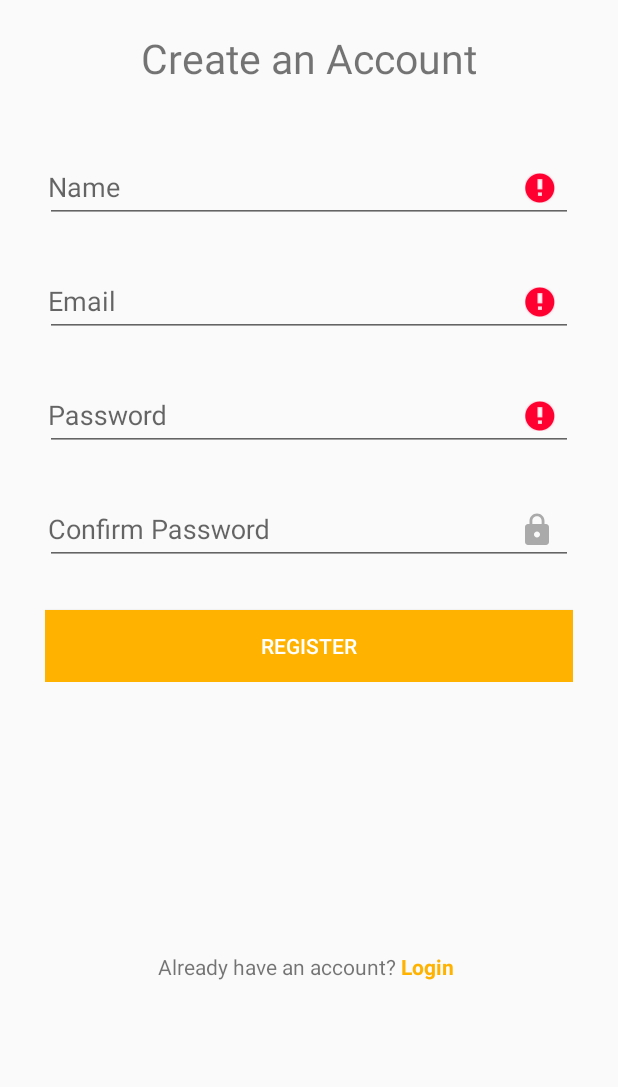
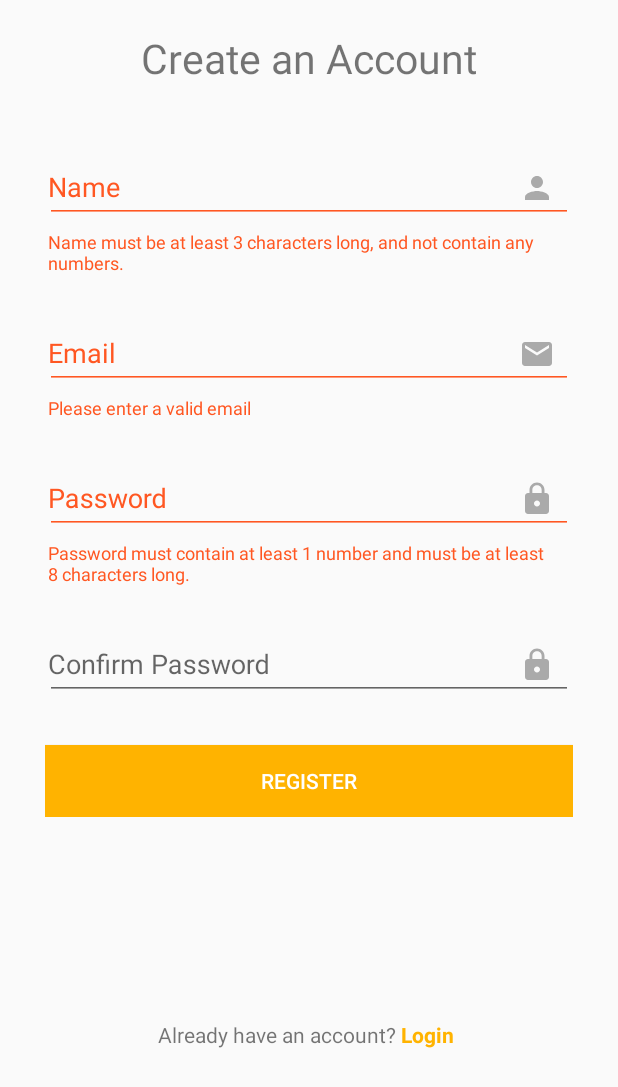
Before and after one commit to rhys3010/taxe, an Android app: the fragment RegisterFragment placed in its activity, after a tap on "REGISTER", on a phone screen of 412 x 824 dp. Shown: the top 1087 px of the screen. Run offline under Robolectric (Android 15) with nearby library versions, the phone set to English and light mode, and no system bars; libraries missing offline, so code that uses them is left out: retrofit2.adapter.rxjava, rx.android.schedulers, rx.schedulers, rx.subscriptions; 3 statements that could not run were skipped.

```diff
--- a/app/src/main/java/xyz/rhysevans/taxe/ui/authentication/RegisterFragment.java
+++ b/app/src/main/java/xyz/rhysevans/taxe/ui/authentication/RegisterFragment.java
@@ -5,6 +5,7 @@ import android.content.res.Configuration;
 import android.os.Bundle;
 import android.support.design.widget.Snackbar;
 import android.support.design.widget.TextInputEditText;
+import android.support.design.widget.TextInputLayout;
 import android.support.v4.app.Fragment;
 import android.support.v4.app.FragmentTransaction;
 import android.view.LayoutInflater;
@@ -43,55 +44,22 @@ public class RegisterFragment extends Fragment {
      */
     public static final String TAG = RegisterFragment.class.getSimpleName();
 
-    /**
-     * The EditText element for name
-     */
+
     private TextInputEditText nameInput;
-
-    /**
-     * The EditText element for email
-     */
     private TextInputEditText emailInput;
-
-    /**
-     * The EditText element for password
-     */
     private TextInputEditText passwordInput;
-
-    /**
-     * The EditText element for password confirmation
-     */
     private TextInputEditText confirmPasswordInput;
-
-    /**
-     * The Button to register
-     */
     private Button registerBtn;
-
-    /**
-     * The TextView element for 'login' at the bottom of the form
-     */
     private TextView loginText;
-
-    /**
-     * The progress indicator
-     */
     private ProgressBar progressIndicator;
 
-    /**
-     * The shared preference manager singleton instance
-     */
+    private TextInputLayout nameInputContainer;
+    private TextInputLayout emailInputContainer;
+    private TextInputLayout passwordInputContainer;
+    private TextInputLayout confirmPasswordInputContainer;
+
     private SharedPreferencesManager sharedPreferencesManager;
-
-    /**
-     * Error handler util class
-     */
     private ErrorHandler errorHandler;
-
-    /**
-     * rxJava Composite subscription to subscribe to
-     * observables returned from HTTP response
-     */
     private CompositeSubscription subscriptions;
 
 
@@ -143,6 +111,11 @@ public class RegisterFragment extends Fragment {
         loginText = view.findViewById(R.id.login_text);
         progressIndicator = view.findViewById(R.id.progress_indicator);
 
+        nameInputContainer = view.findViewById(R.id.name_input_container);
+        emailInputContainer = view.findViewById(R.id.email_input_container);
+        passwordInputContainer = view.findViewById(R.id.password_input_container);
+        confirmPasswordInputContainer = view.findViewById(R.id.confirm_password_input_container);
+
         // Initailize view behaviour
         registerBtn.setOnClickListener(v -> register());
         loginText.setOnClickListener(v -> goToLogin());
@@ -155,10 +128,10 @@ public class RegisterFragment extends Fragment {
      */
     private void register(){
         // New registration attempt, so remove all errors from input fields
-        nameInput.setError(null);
-        emailInput.setError(null);
-        passwordInput.setError(null);
-        confirmPasswordInput.setError(null);
+        nameInputContainer.setError(null);
+        emailInputContainer.setError(null);
+        passwordInputContainer.setError(null);
+        confirmPasswordInputContainer.setError(null);
 
         // Get values from fields
         String name = nameInput.getText().toString();
@@ -209,23 +182,23 @@ public class RegisterFragment extends Fragment {
 
         if(!Validation.isValidName(name)){
             errors++;
-            nameInput.setError(getString(R.string.name_error));
+            nameInputContainer.setError(getString(R.string.name_error));
         }
 
         if(!Validation.isValidEmail(email)){
             errors++;
-            emailInput.setError(getString(R.string.email_error));
+            emailInputContainer.setError(getString(R.string.email_error));
         }
 
         if(!Validation.isValidPassword(password)){
             errors++;
-            passwordInput.setError(getString(R.string.password_error));
+            passwordInputContainer.setError(getString(R.string.password_error));
         }
 
         if(!Validation.isValidPasswordConfirmation(password, confirmPassword)){
             errors++;
-            passwordInput.setError(getString(R.string.password_confirmation_error));
-            confirmPasswordInput.setError(getString(R.string.password_confirmation_error));
+            passwordInputContainer.setError(getString(R.string.password_confirmation_error));
+            confirmPasswordInputContainer.setError(getString(R.string.password_confirmation_error));
         }
 
         return errors == 0;
--- a/app/src/main/java/xyz/rhysevans/taxe/util/Validation.java
+++ b/app/src/main/java/xyz/rhysevans/taxe/util/Validation.java
@@ -2,6 +2,9 @@ package xyz.rhysevans.taxe.util;
 
 import android.util.Log;
 
+import java.time.Duration;
+import java.time.LocalDateTime;
+import java.time.Period;
 import java.util.Date;
 
 /**
@@ -75,8 +78,7 @@ public class Validation {
         final int MIN_MINUTES_NOTICE = 10;
 
         // Get the number of hours between the booking time and NOW
-        // Cast to int
-        int hoursDiff = (int) (time.getTime() - new Date().getTime()) / MILLIS_PER_HOUR;
+        float hoursDiff = (float)(time.getTime() - new Date().getTime()) / MILLIS_PER_HOUR;
 
         // Make sure booking isn't too far away
         if(hoursDiff > MAX_HOURS_FUTURE){
--- a/app/src/main/res/values/strings.xml
+++ b/app/src/main/res/values/strings.xml
@@ -24,6 +24,8 @@
     <string name="cancel_booking_creation_confirmation">Are you sure you wish to abandon this booking?</string>
     <string name="select_number">Choose a Number</string>
     <string name="number_of_passengers_selection">Select Number of Passengers</string>
+    <string name="desired_time_selection">Select Desired Time</string>
+    <string name="desired_time_format">%1$02d:%2$02d</string>
 
     <!-- Nav Options -->
     <string name="nav_home">Home</string>
```
Also changed, not shown: app/src/main/java/xyz/rhysevans/taxe/ui/booking/CreateBookingActivity.java (+103 -74 lines).
